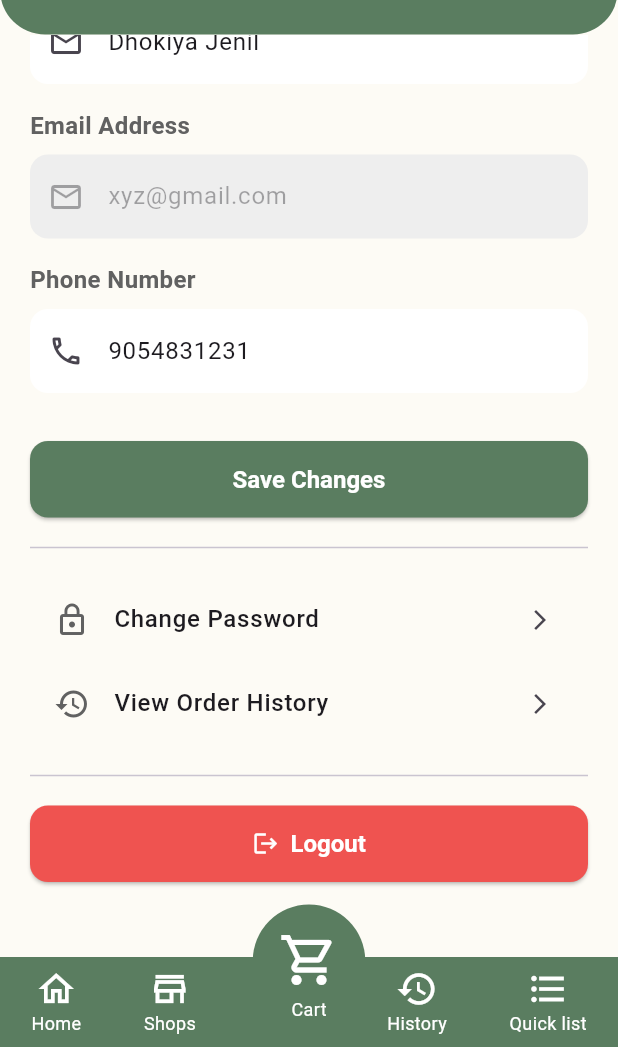
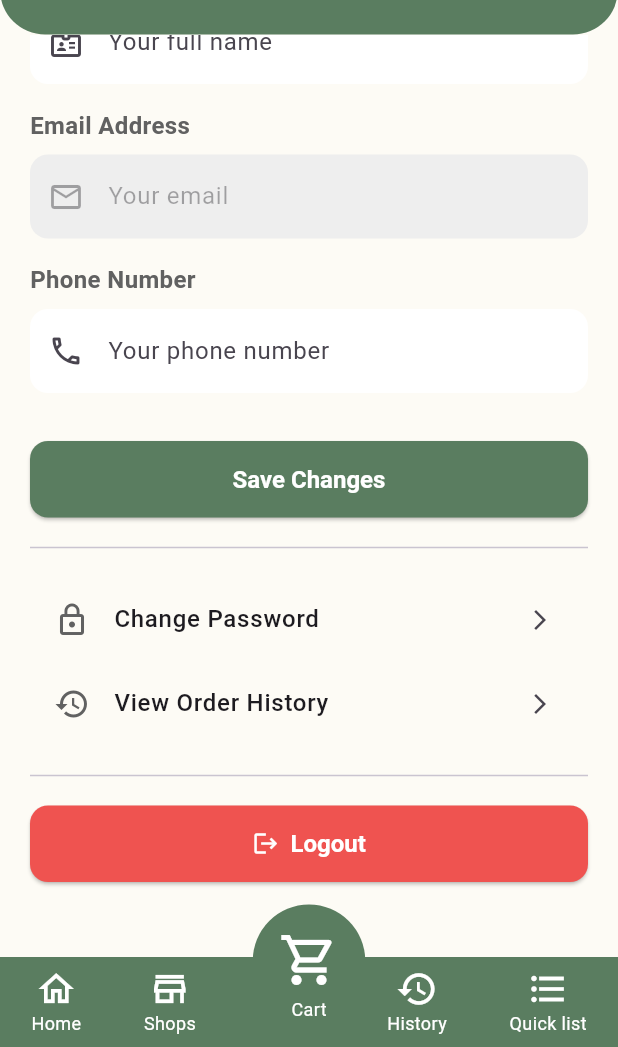
Before and after one commit to durgesh-kanzariya/Dukan-Sathi-Mobile-Application, a Flutter app: the Profile screen opened directly, scrolled down 311 dp, after a tap on "Save Changes", on a phone screen of 412 x 824 dp, the part 189-1236 px from its top. Run offline on Flutter 3.47's test engine with Material 3 defaults, Android fonts, the phone set to English and light mode, and no system bars; our stand-ins replace cloud_firestore, firebase_auth, firebase_core, firebase_storage, get, image_picker; missing offline and left inert: mobile_scanner; accounts and stored records are empty; network calls fail; project files that could hold a hidden picture were left out.

Commit message:
Fixed customer logout process

```diff
--- a/dukan_sathi/lib/customer/profile.dart
+++ b/dukan_sathi/lib/customer/profile.dart
@@ -5,7 +5,11 @@ import 'package:image_picker/image_picker.dart';
 import '/bottom_nav.dart';
 import 'change_password.dart';
 import 'history.dart';
-import '/login.dart';
+// --- NEW IMPORTS ---
+import 'package:firebase_auth/firebase_auth.dart';
+import 'package:cloud_firestore/cloud_firestore.dart';
+import 'package:firebase_storage/firebase_storage.dart';
+import 'package:path/path.dart' as p;
 
 class Profile extends StatefulWidget {
   const Profile({super.key});
@@ -15,23 +19,76 @@ class Profile extends StatefulWidget {
 }
 
 class _ProfileState extends State<Profile> {
-  // Controllers to manage the text in the TextFields
-  final TextEditingController _userNameController = TextEditingController(
-    text: '@xyzabcd',
-  );
-  final TextEditingController _nameController = TextEditingController(
-    text: 'Dhokiya Jenil',
-  );
-  final TextEditingController _emailController = TextEditingController(
-    text: 'xyz@gmail.com',
-  );
-  final TextEditingController _phoneController = TextEditingController(
-    text: '9054831231',
-  );
+  // --- STATE & CONTROLLERS ---
+  final TextEditingController _userNameController = TextEditingController();
+  final TextEditingController _nameController = TextEditingController();
+  final TextEditingController _emailController = TextEditingController();
+  final TextEditingController _phoneController = TextEditingController();
 
   XFile? _imageFile;
+  String? _networkImageUrl; // To store the existing image URL
+  bool _isLoadingData = true;
+  bool _isSaving = false;
+  User? _currentUser;
 
-  // Logic to pick an image from the gallery
+  // --- FIREBASE INSTANCES ---
+  final FirebaseAuth _auth = FirebaseAuth.instance;
+  final FirebaseFirestore _firestore = FirebaseFirestore.instance;
+  final FirebaseStorage _storage = FirebaseStorage.instance;
+
+  @override
+  void initState() {
+    super.initState();
+    _currentUser = _auth.currentUser;
+    _loadUserData();
+  }
+
+  @override
+  void dispose() {
+    _userNameController.dispose();
+    _nameController.dispose();
+    _emailController.dispose();
+    _phoneController.dispose();
+    super.dispose();
+  }
+
+  // --- 1. LOAD USER DATA ---
+  Future<void> _loadUserData() async {
+    if (_currentUser == null) {
+      setState(() => _isLoadingData = false);
+      return;
+    }
+
+    try {
+      DocumentSnapshot userDoc = await _firestore
+          .collection('users')
+          .doc(_currentUser!.uid)
+          .get();
+
+      if (userDoc.exists && userDoc.data() != null) {
+        final data = userDoc.data() as Map<String, dynamic>;
+        _nameController.text = data['name'] ?? '';
+        _emailController.text = _currentUser!.email ?? data['email'] ?? '';
+        _phoneController.text = data['phone'] ?? '';
+        _networkImageUrl = data['imageUrl'];
+
+        // Assuming username is part of email or a separate field
+        _userNameController.text =
+            data['username'] ??
+            _emailController.text.split('@').firstOrNull ??
+            '';
+      }
+    } catch (e) {
+      print("Error loading user data: $e");
+      Get.snackbar('Error', 'Could not load your profile data.');
+    } finally {
+      if (mounted) {
+        setState(() => _isLoadingData = false);
+      }
+    }
+  }
+
+  // --- 2. PICK IMAGE ---
   Future<void> _pickImage() async {
     final ImagePicker picker = ImagePicker();
     final XFile? image = await picker.pickImage(source: ImageSource.gallery);
@@ -42,19 +99,89 @@ class _ProfileState extends State<Profile> {
     }
   }
 
-  @override
-  void dispose() {
-    _nameController.dispose();
-    _emailController.dispose();
-    _phoneController.dispose();
-    super.dispose();
+  // --- 3. UPLOAD IMAGE (Helper) ---
+  Future<String> _uploadImage(XFile imageFile) async {
+    try {
+      String fileExtension = p.extension(imageFile.path);
+      String fileName =
+          '${_currentUser!.uid}_${DateTime.now().millisecondsSinceEpoch}$fileExtension';
+
+      Reference storageRef = _storage
+          .ref()
+          .child('profile_images') // A different folder for customers
+          .child(_currentUser!.uid)
+          .child(fileName);
+
+      UploadTask uploadTask = storageRef.putFile(File(imageFile.path));
+      TaskSnapshot snapshot = await uploadTask;
+      return await snapshot.ref.getDownloadURL();
+    } catch (e) {
+      print("Image upload error: $e");
+      throw Exception('Image upload failed');
+    }
+  }
+
+  // --- 4. SAVE CHANGES ---
+  Future<void> _saveChanges() async {
+    if (_currentUser == null) return;
+
+    setState(() => _isSaving = true);
+    try {
+      String? imageUrl = _networkImageUrl;
+
+      // If user picked a new image, upload it
+      if (_imageFile != null) {
+        imageUrl = await _uploadImage(_imageFile!);
+      }
+
+      // Update Firestore
+      await _firestore.collection('users').doc(_currentUser!.uid).update({
+        'name': _nameController.text.trim(),
+        'phone': _phoneController.text.trim(),
+        'imageUrl': imageUrl, // Save the new or existing URL
+      });
+
+      setState(() {
+        _networkImageUrl = imageUrl;
+        _imageFile = null; // Clear picked file
+      });
+      Get.snackbar('Success', 'Profile updated successfully!');
+    } catch (e) {
+      print("Error saving changes: $e");
+      Get.snackbar('Error', 'Could not save profile. Please try again.');
+    } finally {
+      if (mounted) {
+        setState(() => _isSaving = false);
+      }
+    }
+  }
+
+  // --- 5. SIGN OUT (THE FIX) ---
+  Future<void> _signOut() async {
+    try {
+      // THIS IS THE ONLY LINE NEEDED FOR LOGOUT.
+      // AuthGate will see this and automatically show the Login screen.
+      await _auth.signOut();
+
+      // --- THIS IS THE FIX ---
+      // After signing out, just close the current profile page.
+      // AuthGate has already put the Login screen underneath.
+      Get.back();
+    } catch (e) {
+      print("Error signing out: $e");
+      Get.snackbar('Error', 'Could not sign out.');
+    }
   }
 
   @override
   Widget build(BuildContext context) {
     return Scaffold(
       backgroundColor: const Color(0xFFFDFBF5),
-      body: Column(
+      body: _isLoadingData
+          ? const Center(
+              child: CircularProgressIndicator(color: Color(0xFF5A7D60)),
+            )
+          : Column(
               children: [
                 _buildHeader(),
                 Expanded(
@@ -70,7 +197,7 @@ class _ProfileState extends State<Profile> {
                         _buildLabeledTextField(
                           _userNameController,
                           'Username',
-                    '@xyzabcd',
+                          'Your username',
                           Icons.person_outline,
                           enabled: false,
                         ),
@@ -78,14 +205,14 @@ class _ProfileState extends State<Profile> {
                         _buildLabeledTextField(
                           _nameController,
                           'Full Name',
-                    'Jenil Dhokiya',
-                    Icons.email_outlined,
+                          'Your full name',
+                          Icons.badge_outlined,
                         ),
                         const SizedBox(height: 16),
                         _buildLabeledTextField(
                           _emailController,
                           'Email Address',
-                    'xyz@gmail.com',
+                          'Your email',
                           Icons.email_outlined,
                           enabled: false,
                         ),
@@ -93,7 +220,7 @@ class _ProfileState extends State<Profile> {
                         _buildLabeledTextField(
                           _phoneController,
                           'Phone Number',
-                    '9054831231',
+                          'Your phone number',
                           Icons.phone_outlined,
                         ),
                         const SizedBox(height: 32),
@@ -122,7 +249,6 @@ class _ProfileState extends State<Profile> {
     );
   }
 
-  // No changes to _buildHeader, _buildProfileImagePicker, buttons, or settings tiles
   Widget _buildHeader() {
     return Container(
       padding: const EdgeInsets.only(top: 50, left: 10, right: 20, bottom: 20),
@@ -170,16 +296,21 @@ class _ProfileState extends State<Profile> {
   }
 
   Widget _buildProfileImagePicker() {
+    ImageProvider? backgroundImage;
+    if (_imageFile != null) {
+      backgroundImage = FileImage(File(_imageFile!.path));
+    } else if (_networkImageUrl != null) {
+      backgroundImage = NetworkImage(_networkImageUrl!);
+    }
+
     return Stack(
       alignment: Alignment.bottomRight,
       children: [
         CircleAvatar(
           radius: 60,
           backgroundColor: Colors.grey.shade300,
-          backgroundImage: _imageFile != null
-              ? FileImage(File(_imageFile!.path))
-              : null,
-          child: _imageFile == null
+          backgroundImage: backgroundImage,
+          child: backgroundImage == null
               ? const Icon(Icons.person, size: 70, color: Colors.white)
               : null,
         ),
@@ -199,9 +330,7 @@ class _ProfileState extends State<Profile> {
     return SizedBox(
       width: double.infinity,
       child: ElevatedButton(
-        onPressed: () {
-          Get.snackbar('Success', 'Profile updated successfully!');
-        },
+        onPressed: _isSaving ? null : _saveChanges,
         style: ElevatedButton.styleFrom(
           backgroundColor: const Color(0xFF5A7D60),
           foregroundColor: Colors.white,
@@ -211,7 +340,16 @@ class _ProfileState extends State<Profile> {
           ),
           textStyle: const TextStyle(fontSize: 16, fontWeight: FontWeight.bold),
         ),
-        child: const Text('Save Changes'),
+        child: _isSaving
+            ? const SizedBox(
+                height: 20,
+                width: 20,
+                child: CircularProgressIndicator(
+                  strokeWidth: 2,
+                  color: Colors.white,
+                ),
+              )
+            : const Text('Save Changes'),
       ),
     );
   }
@@ -234,9 +372,8 @@ class _ProfileState extends State<Profile> {
       child: ElevatedButton.icon(
         icon: const Icon(Icons.logout),
         label: const Text('Logout'),
-        onPressed: () {
-          Get.offAll(() => const Login());
-        },
+        // --- THIS IS THE FIX ---
+        onPressed: _signOut,
         style: ElevatedButton.styleFrom(
           backgroundColor: Colors.red.shade400,
           foregroundColor: Colors.white,
@@ -250,7 +387,6 @@ class _ProfileState extends State<Profile> {
     );
   }
 
-  // UPDATED HELPER WIDGET
   Widget _buildLabeledTextField(
     TextEditingController controller,
     String label,
@@ -261,7 +397,6 @@ class _ProfileState extends State<Profile> {
     return Column(
       crossAxisAlignment: CrossAxisAlignment.start,
       children: [
-        // The persistent label
         Text(
           label,
           style: TextStyle(
@@ -271,7 +406,6 @@ class _ProfileState extends State<Profile> {
           ),
         ),
         const SizedBox(height: 8),
-        // The TextField with the hint
         TextField(
           controller: controller,
           enabled: enabled,
```
Lines whose indentation alone changed are shown as unchanged.
